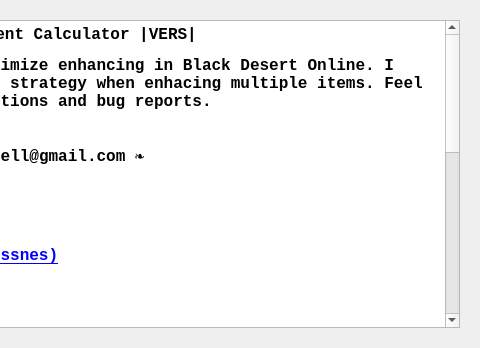
The window that Forms/dlg_About.ui (Graveflo/BDO_Enhancement_Tool) describes before a commit, drawn with Qt 5; both pictures show x 402 to 882 and y 0 to 348 of the 882 by 348 pixel window.
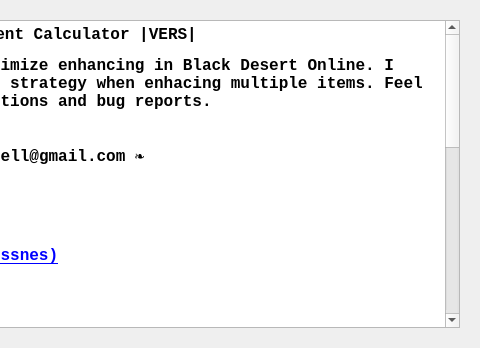
The same window after the commit. Icons and pictures are not drawn.

Diff of the .ui file:
```diff
--- a/Forms/dlg_About.ui
+++ b/Forms/dlg_About.ui
@@ -58,6 +58,7 @@
 &lt;p style=&quot;-qt-paragraph-type:empty; margin-top:12px; margin-bottom:12px; margin-left:0px; margin-right:0px; -qt-block-indent:0; text-indent:0px; text-decoration: underline; color:#0000ff;&quot;&gt;&lt;br /&gt;&lt;/p&gt;
 &lt;p style=&quot; margin-top:12px; margin-bottom:12px; margin-left:0px; margin-right:0px; -qt-block-indent:0; text-indent:0px;&quot;&gt;Testers:&lt;br /&gt;&lt;span style=&quot; font-family:'Courier New';&quot;&gt;LocustSpawning (BDO)&lt;/span&gt;&lt;/p&gt;
 &lt;p style=&quot; margin-top:12px; margin-bottom:12px; margin-left:0px; margin-right:0px; -qt-block-indent:0; text-indent:0px;&quot;&gt;Isaacvithurston (reddit&lt;span style=&quot; font-family:'Courier New';&quot;&gt;)&lt;/span&gt;&lt;/p&gt;
+&lt;p style=&quot; margin-top:12px; margin-bottom:12px; margin-left:0px; margin-right:0px; -qt-block-indent:0; text-indent:0px;&quot;&gt;Josh E	(Discord)&lt;/p&gt;
 &lt;p style=&quot; margin-top:12px; margin-bottom:12px; margin-left:0px; margin-right:0px; -qt-block-indent:0; text-indent:0px;&quot;&gt;&lt;span style=&quot; font-family:'Courier New';&quot;&gt;d3lak (GitHub)&lt;/span&gt;&lt;/p&gt;
 &lt;p style=&quot; margin-top:12px; margin-bottom:12px; margin-left:0px; margin-right:0px; -qt-block-indent:0; text-indent:0px;&quot;&gt;&lt;span style=&quot; font-family:'Courier New';&quot;&gt;hiLLo612 (BDO)&lt;/span&gt;&lt;/p&gt;
 &lt;p style=&quot; margin-top:12px; margin-bottom:12px; margin-left:0px; margin-right:0px; -qt-block-indent:0; text-indent:0px;&quot;&gt;&lt;span style=&quot; font-family:'Courier New';&quot;&gt;Tsukigato (reddit)&lt;/span&gt;&lt;/p&gt;
```
